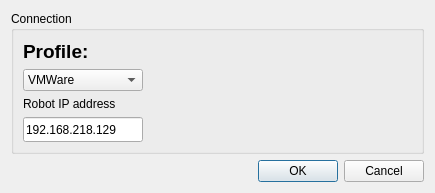
Old version of the form preferencedialog.ui in the repository PhiTheta/Lunabotics_Qt.
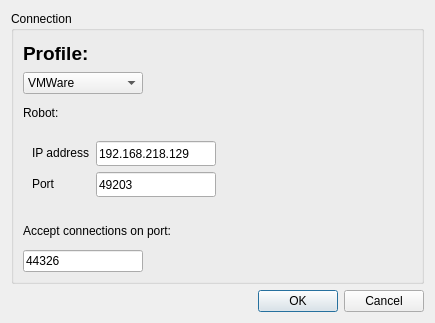
New version of the form.

Commit message: network ports in settings.

```diff
--- a/preferencedialog.ui
+++ b/preferencedialog.ui
@@ -7,7 +7,7 @@
     <x>0</x>
     <y>0</y>
     <width>435</width>
-    <height>191</height>
+    <height>323</height>
    </rect>
   </property>
   <property name="windowTitle">
@@ -60,20 +60,91 @@
        </widget>
       </item>
       <item>
-       <widget class="QLabel" name="outIPTitleLabel">
+       <widget class="QLabel" name="robotTitleLabel">
         <property name="text">
-         <string>Robot IP address</string>
+         <string>Robot:</string>
         </property>
        </widget>
       </item>
       <item>
-       <widget class="QLineEdit" name="outIPLineEdit">
+       <widget class="QWidget" name="widget" native="true">
         <property name="minimumSize">
          <size>
           <width>0</width>
-          <height>25</height>
+          <height>80</height>
          </size>
         </property>
+        <layout class="QFormLayout" name="formLayout">
+         <property name="formAlignment">
+          <set>Qt::AlignLeading|Qt::AlignLeft|Qt::AlignTop</set>
+         </property>
+         <item row="1" column="0">
+          <widget class="QLabel" name="outIPTitleLabel">
+           <property name="text">
+            <string>IP address</string>
+           </property>
+          </widget>
+         </item>
+         <item row="1" column="1">
+          <widget class="QLineEdit" name="outIPLineEdit">
+           <property name="minimumSize">
+            <size>
+             <width>0</width>
+             <height>25</height>
+            </size>
+           </property>
+           <property name="maximumSize">
+            <size>
+             <width>120</width>
+             <height>16777215</height>
+            </size>
+           </property>
+           <property name="focusPolicy">
+            <enum>Qt::StrongFocus</enum>
+           </property>
+           <property name="text">
+            <string>192.168.218.129</string>
+           </property>
+          </widget>
+         </item>
+         <item row="2" column="0">
+          <widget class="QLabel" name="portTitleLabel">
+           <property name="text">
+            <string>Port</string>
+           </property>
+          </widget>
+         </item>
+         <item row="2" column="1">
+          <widget class="QLineEdit" name="portLineEdit">
+           <property name="minimumSize">
+            <size>
+             <width>0</width>
+             <height>25</height>
+            </size>
+           </property>
+           <property name="maximumSize">
+            <size>
+             <width>120</width>
+             <height>16777215</height>
+            </size>
+           </property>
+           <property name="text">
+            <string>49203</string>
+           </property>
+          </widget>
+         </item>
+        </layout>
+       </widget>
+      </item>
+      <item>
+       <widget class="QLabel" name="selfPortTitleLabel">
+        <property name="text">
+         <string>Accept connections on port:</string>
+        </property>
+       </widget>
+      </item>
+      <item>
+       <widget class="QLineEdit" name="selfPortLineEdit">
         <property name="maximumSize">
          <size>
           <width>120</width>
@@ -84,7 +155,7 @@
          <enum>Qt::StrongFocus</enum>
         </property>
         <property name="text">
-         <string>192.168.218.129</string>
+         <string>44326</string>
         </property>
        </widget>
       </item>
```
Left out of the diff: 3 changed lines with no effect on the pictures. The commit also changes 7 other files.
